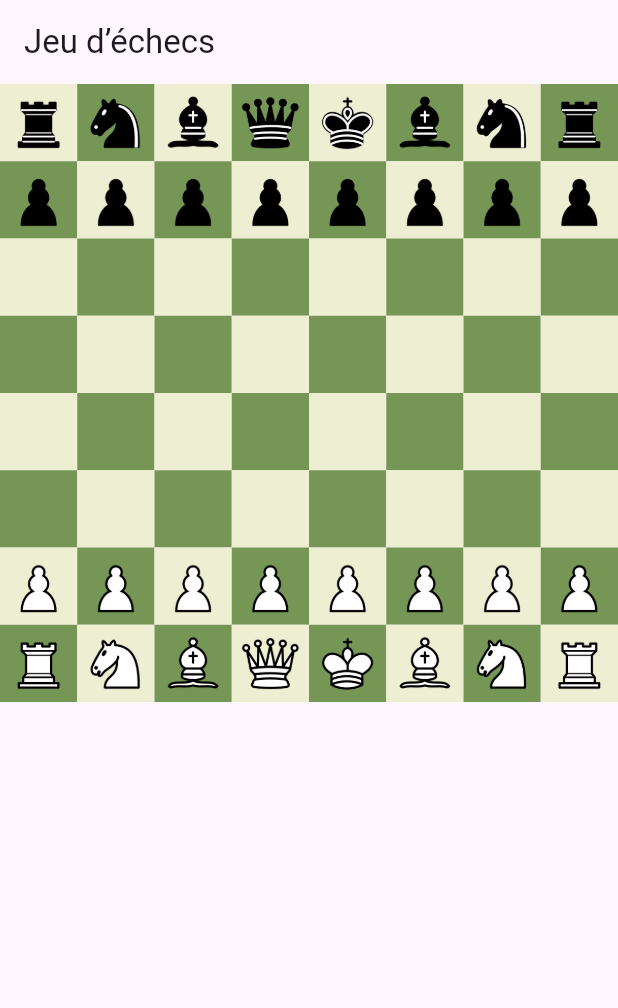
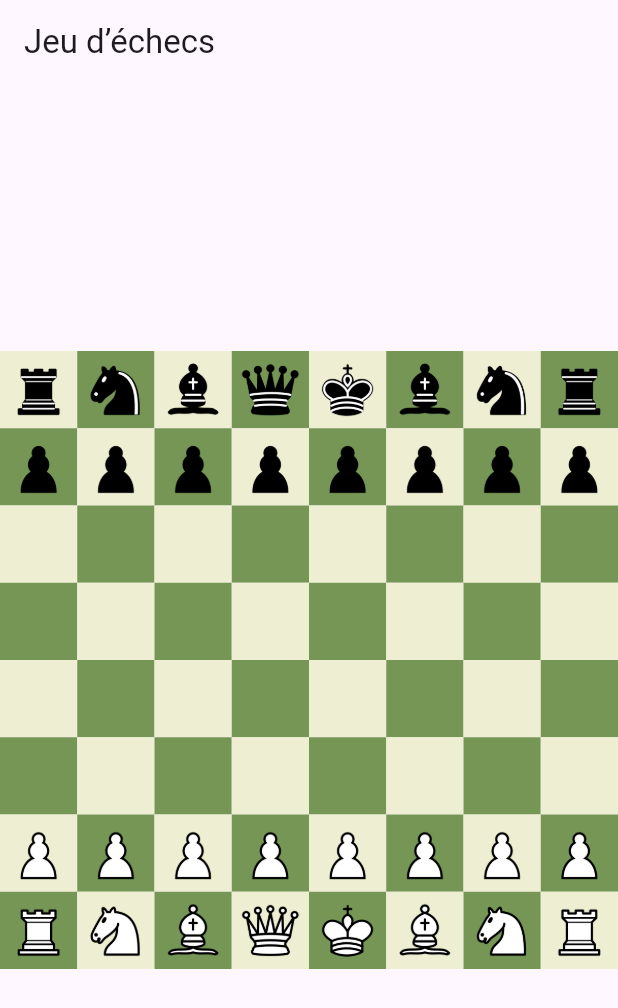
Before and after one commit to AniBhh224/Jeu-Echec-Flutter, a Flutter app: the screen it shows after launch, on a phone screen of 412 x 824 dp. Shown: the top 1008 px of the screen. Run offline on Flutter 3.47's test engine with Material 3 defaults, Android fonts, the phone set to English and light mode, and no system bars.

Commit message:
plateau au milieu

```diff
--- a/lib/jeu.dart
+++ b/lib/jeu.dart
@@ -155,10 +155,13 @@ class _JeuState extends State<Jeu> {
 
   @override
   Widget build(BuildContext context) {
-    return ChessBoard(
-      board: board,
-      casesPossibles: casesPossibles,
-      onTapCase: onTapCase,
+    return Center( // ← ajoute ceci
+      child: ChessBoard(
+        board: board,
+        casesPossibles: casesPossibles,
+        onTapCase: onTapCase,
+      ),
     );
   }
+
 }
```
